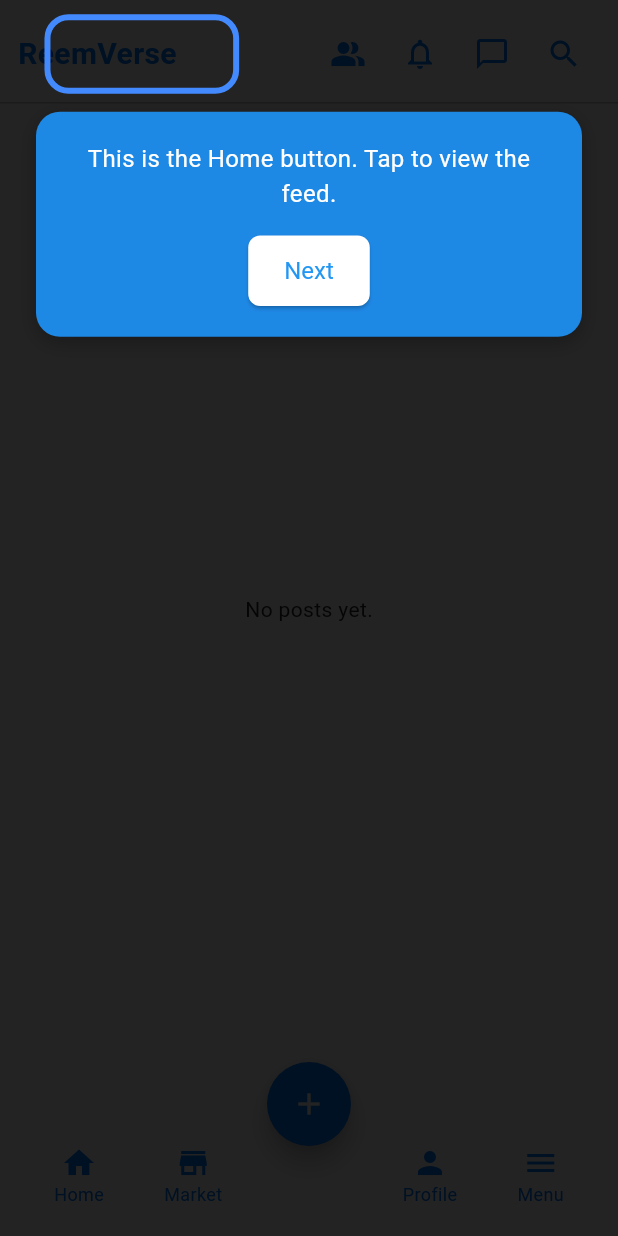
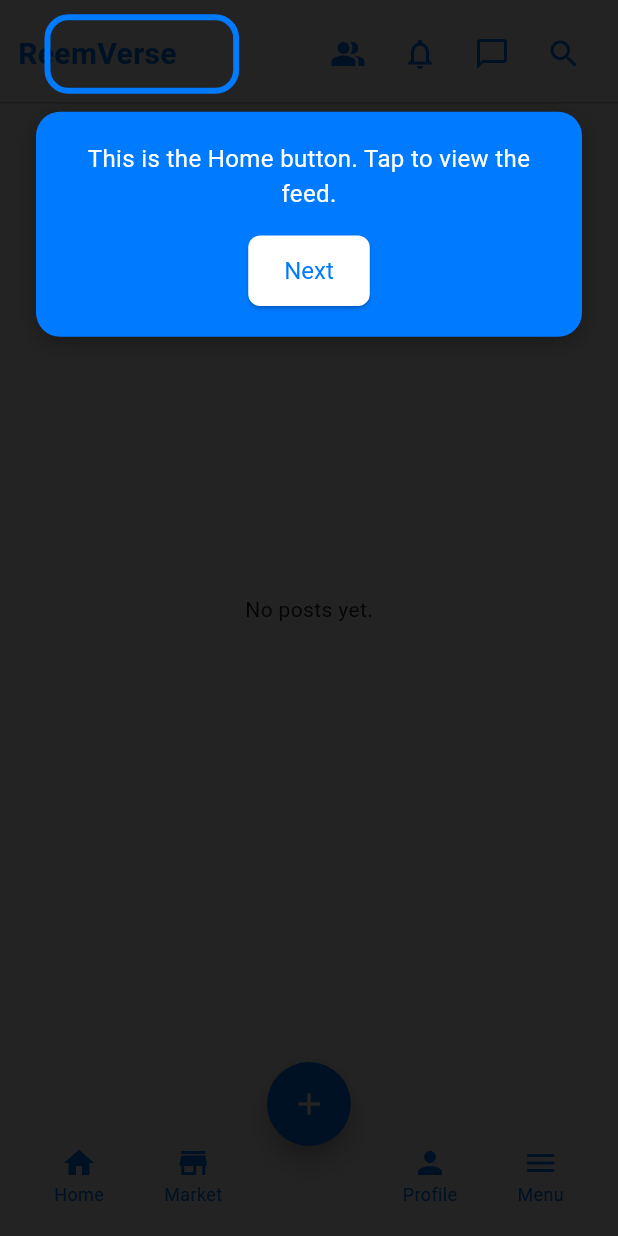
Before and after one commit to faisal39873987/reem_app, a Flutter app: the LandingScreen screen opened by its route, on a phone screen of 412 x 824 dp. Run offline on Flutter 3.47's test engine with Material 3 defaults, Android fonts, the phone set to English and light mode, and no system bars; our stand-ins replace cloud_firestore, firebase_auth, firebase_core, firebase_storage, geolocator, image_picker and 3 more; missing offline and left inert: flutter_facebook_auth; accounts and stored records are empty; network calls fail.

Commit message:
Fix chat participant check and unify colors

```diff
--- a/lib/screens/landing_screen.dart
+++ b/lib/screens/landing_screen.dart
@@ -365,7 +365,7 @@ class _HomePageContentState extends State<HomePageContent> {
                                               Container(
                                                 padding: const EdgeInsets.symmetric(horizontal: 8, vertical: 4),
                                                 decoration: BoxDecoration(
-                                                  color: Colors.blue.shade100,
+                                                  color: kPrimaryColor.withOpacity(0.1),
                                                   borderRadius: BorderRadius.circular(8),
                                                 ),
                                                 child: Text(
--- a/lib/screens/marketplace_screen.dart
+++ b/lib/screens/marketplace_screen.dart
@@ -81,7 +81,7 @@ class _MarketplaceScreenState extends State<MarketplaceScreen> {
                   setState(() => _onlyNearby = val);
                   Navigator.pop(context);
                 },
-                activeColor: Colors.blue,
+                activeColor: kPrimaryColor,
                 title: const Text("Show nearby posts only (10km)"),
               ),
               const SizedBox(height: 10),
--- a/lib/screens/menu/contact_us_screen.dart
+++ b/lib/screens/menu/contact_us_screen.dart
@@ -1,5 +1,6 @@
 import 'package:flutter/material.dart';
 import 'package:url_launcher/url_launcher.dart';
+import '../../utils/constants.dart';
 
 class ContactUsScreen extends StatelessWidget {
   const ContactUsScreen({super.key});
@@ -43,7 +44,7 @@ class ContactUsScreen extends StatelessWidget {
             Center(
               child: ElevatedButton.icon(
                 style: ElevatedButton.styleFrom(
-                  backgroundColor: Colors.blueAccent,
+                  backgroundColor: kPrimaryColor,
                   padding: const EdgeInsets.symmetric(horizontal: 24, vertical: 12),
                 ),
                 onPressed: _launchEmail,
--- a/lib/screens/onboarding_screen.dart
+++ b/lib/screens/onboarding_screen.dart
@@ -1,5 +1,6 @@
 import 'package:flutter/material.dart';
 import 'package:shared_preferences/shared_preferences.dart';
+import '../utils/constants.dart';
 
 class OnboardingScreen extends StatefulWidget {
   const OnboardingScreen({super.key});
@@ -86,7 +87,7 @@ class _OnboardingScreenState extends State<OnboardingScreen> {
                   width: _currentPage == index ? 12 : 8,
                   height: _currentPage == index ? 12 : 8,
                   decoration: BoxDecoration(
-                    color: _currentPage == index ? Colors.blue : Colors.grey,
+                    color: _currentPage == index ? kPrimaryColor : Colors.grey,
                     shape: BoxShape.circle,
                   ),
                 ),
@@ -97,7 +98,7 @@ class _OnboardingScreenState extends State<OnboardingScreen> {
       ),
       floatingActionButton: FloatingActionButton(
         onPressed: _nextPage,
-        backgroundColor: Colors.blue,
+        backgroundColor: kPrimaryColor,
         child: const Icon(Icons.arrow_forward_ios),
       ),
     );
--- a/lib/widgets/intro_overlay.dart
+++ b/lib/widgets/intro_overlay.dart
@@ -1,5 +1,6 @@
 import 'package:flutter/material.dart';
 import 'package:shared_preferences/shared_preferences.dart';
+import '../utils/constants.dart';
 
 class IntroOverlay extends StatefulWidget {
   final List<GlobalKey> animatedKeys;
@@ -55,7 +56,7 @@ class _IntroOverlayState extends State<IntroOverlay> {
               decoration: BoxDecoration(
                 color: Colors.transparent,
                 borderRadius: BorderRadius.circular(16),
-                border: Border.all(color: Colors.blueAccent, width: 4),
+                border: Border.all(color: kPrimaryColor, width: 4),
               ),
             ),
           ),
@@ -71,7 +72,7 @@ class _IntroOverlayState extends State<IntroOverlay> {
               child: Container(
                 padding: const EdgeInsets.all(20),
                 decoration: BoxDecoration(
-                  color: Colors.blue.shade600,
+                  color: kPrimaryColor,
                   borderRadius: BorderRadius.circular(16),
                   boxShadow: [
                     BoxShadow(color: Colors.black26, blurRadius: 10, offset: Offset(0, 4)),
@@ -88,7 +89,7 @@ class _IntroOverlayState extends State<IntroOverlay> {
                     ElevatedButton(
                       style: ElevatedButton.styleFrom(
                         backgroundColor: Colors.white,
-                        foregroundColor: Colors.blue,
+                        foregroundColor: kPrimaryColor,
                         shape: RoundedRectangleBorder(
                           borderRadius: BorderRadius.circular(8),
                         ),
```
Also changed, not shown: lib/screens/chat_screen.dart (+24 -2 lines).
